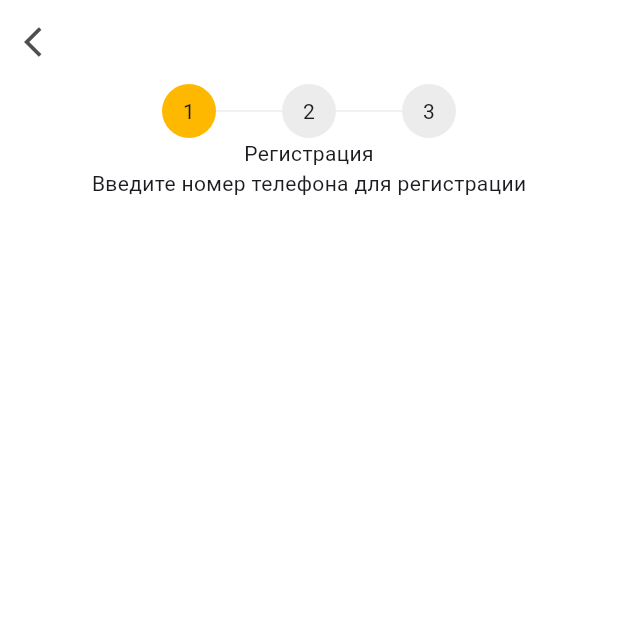
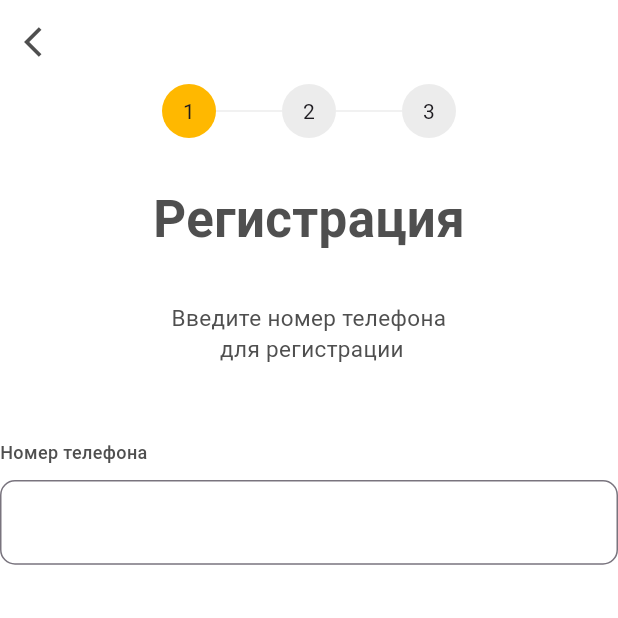
Before and after one commit to theivmatic/auth_test, a Flutter app: the screen it shows after launch, on a phone screen of 412 x 824 dp, the top half of it. Run offline on Flutter 3.47's test engine with Material 3 defaults, Android fonts, the phone set to English and light mode, and no system bars; our stand-ins replace firebase_core; accounts and stored records are empty.

Commit message:
added form field for phone number

```diff
--- a/lib/src/feature/auth/screens/login_screen.dart
+++ b/lib/src/feature/auth/screens/login_screen.dart
@@ -1,6 +1,7 @@
 import 'package:auth_test/src/feature/auth/widgets/numbers_row.dart';
 import 'package:auth_test/theme.dart';
 import 'package:flutter/material.dart';
+import 'package:flutter/services.dart';
 
 class LoginScreen extends StatelessWidget {
   const LoginScreen({super.key});
@@ -13,24 +14,57 @@ class LoginScreen extends StatelessWidget {
           onPressed: () {},
           icon: const Icon(
             Icons.arrow_back_ios,
-            //TODO: вывести цвет в переменные
-            color: Color.fromRGBO(79, 79, 79, 1),
+            color: AppColors.darkGrey,
           ),
         ),
         backgroundColor: AppColors.white,
         elevation: 0,
       ),
       backgroundColor: Colors.white,
-      body: const SafeArea(
+      body: SafeArea(
         child: Column(
           children: [
-            NumbersRowWidget(
+            const NumbersRowWidget(
               firstCircleColor: AppColors.orange,
               firstCircleContent: Text('1'),
               secondCircleColor: AppColors.gray,
             ),
-            Text('Регистрация'),
-            Text('Введите номер телефона для регистрации'),
+            const SizedBox(height: 30),
+            const Text(
+              'Регистрация',
+              style: TextStyles.headline,
+            ),
+            const SizedBox(height: 30),
+            const Text(
+              'Введите номер телефона\n для регистрации',
+              style: TextStyles.subHeadline,
+              textAlign: TextAlign.center,
+            ),
+            const SizedBox(height: 50),
+            const Row(
+              children: [
+                Text(
+                  'Номер телефона',
+                  style: TextStyles.formLabel,
+                ),
+              ],
+            ),
+            const SizedBox(height: 10),
+            TextFormField(
+              keyboardType: TextInputType.number,
+              inputFormatters: [
+                LengthLimitingTextInputFormatter(10),
+                FilteringTextInputFormatter.digitsOnly
+              ],
+              decoration: InputDecoration(
+                prefixText: '+7',
+                prefixStyle: TextStyles.formPrefix,
+                border: OutlineInputBorder(
+                  borderRadius: BorderRadius.circular(10),
+                  borderSide: const BorderSide(color: AppColors.lightGray),
+                ),
+              ),
+            ),
           ],
         ),
       ),
--- a/lib/src/feature/auth/widgets/numbers_row.dart
+++ b/lib/src/feature/auth/widgets/numbers_row.dart
@@ -22,9 +22,9 @@ class NumbersRowWidget extends StatelessWidget {
           width: 36,
           height: 36,
           decoration: BoxDecoration(
-              //TODO: вывести цвет в переменные
-              color: firstCircleColor,
-              shape: BoxShape.circle),
+            color: firstCircleColor,
+            shape: BoxShape.circle,
+          ),
           child: Center(
             child: firstCircleContent,
           ),
@@ -40,9 +40,9 @@ class NumbersRowWidget extends StatelessWidget {
           width: 36,
           height: 36,
           decoration: BoxDecoration(
-              //TODO: вывести цвет в переменные
-              color: secondCircleColor,
-              shape: BoxShape.circle),
+            color: secondCircleColor,
+            shape: BoxShape.circle,
+          ),
           child: const Center(
             child: Text('2'),
           ),
@@ -58,9 +58,9 @@ class NumbersRowWidget extends StatelessWidget {
           width: 36,
           height: 36,
           decoration: const BoxDecoration(
-              //TODO: вывести цвет в переменные
-              color: Color.fromRGBO(236, 236, 236, 1),
-              shape: BoxShape.circle),
+            color: Color.fromRGBO(236, 236, 236, 1),
+            shape: BoxShape.circle,
+          ),
           child: const Center(
             child: Text('3'),
           ),
--- a/lib/theme.dart
+++ b/lib/theme.dart
@@ -3,9 +3,30 @@ import 'package:flutter/material.dart';
 abstract class AppColors {
   static const white = Colors.white;
   static const orange = Color.fromRGBO(255, 184, 0, 1);
+  static const lightGray = Color.fromRGBO(217, 217, 217, 1);
   static const gray = Color.fromRGBO(236, 236, 236, 1);
+  static const darkGrey = Color.fromRGBO(79, 79, 79, 1);
 }
 
 abstract class TextStyles {
-  static const headline = '';
+  static const headline = TextStyle(
+    fontSize: 34,
+    fontWeight: FontWeight.w700,
+    color: AppColors.darkGrey,
+  );
+  static const subHeadline = TextStyle(
+    fontSize: 15,
+    fontWeight: FontWeight.w400,
+    color: AppColors.darkGrey,
+  );
+  static const formLabel = TextStyle(
+    fontSize: 12,
+    fontWeight: FontWeight.w500,
+    color: AppColors.darkGrey,
+  );
+  static const formPrefix = TextStyle(
+    fontSize: 17,
+    fontWeight: FontWeight.w400,
+    color: AppColors.darkGrey,
+  );
 }
```
